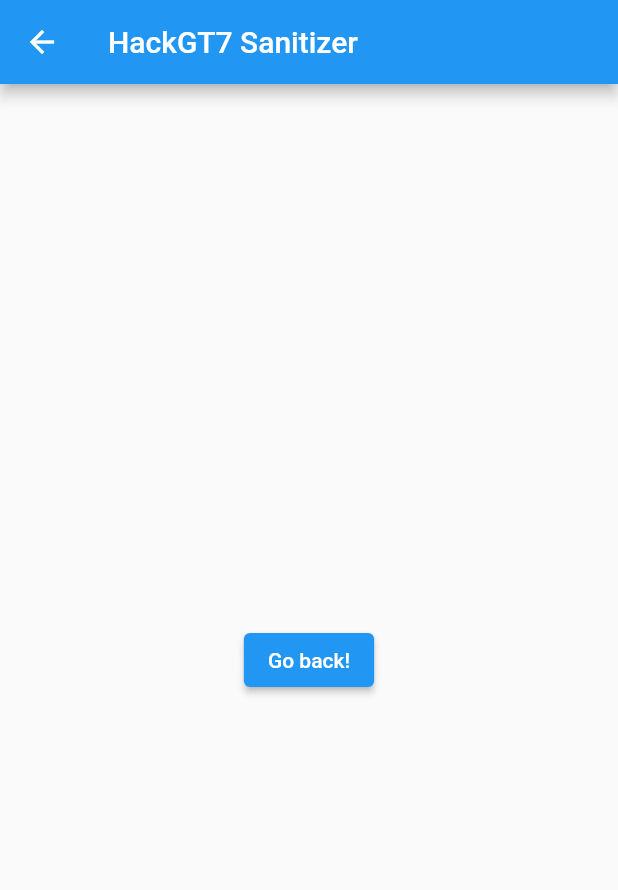
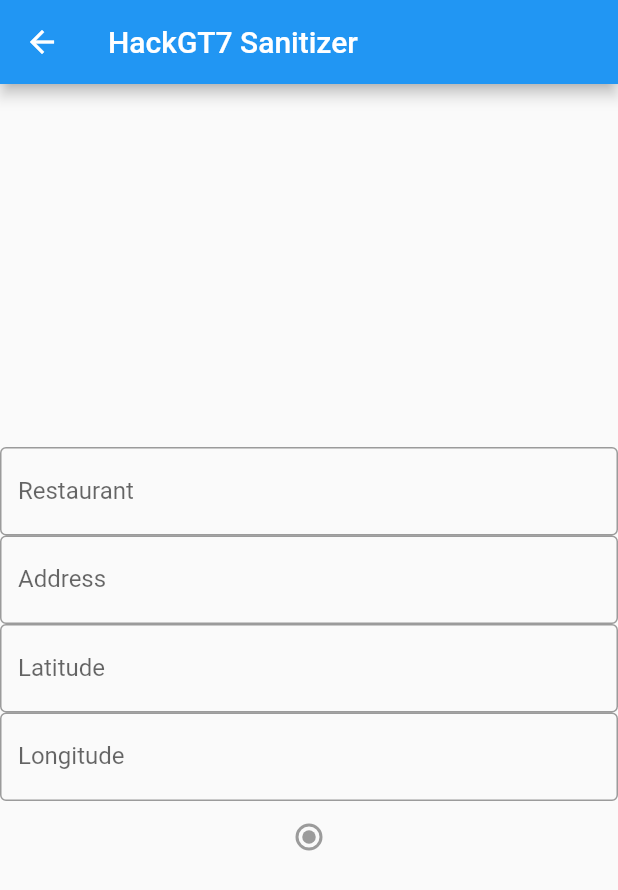
Before and after one commit to jrc0114/hackgt7-sanitizer, a Flutter app: the screen it shows after launch, after a tap on the "add" icon, on a phone screen of 412 x 824 dp. Shown: the top 890 px of the screen. Run offline on Flutter 3.47's test engine with Material 2 defaults, Android fonts, the phone set to English and light mode, and no system bars; our stand-ins replace cloud_firestore, geolocator, google_maps_flutter; accounts and stored records are empty; generated files the repository leaves out were written again.

Commit message:
Added text labels for form screen

```diff
--- a/lib/main.dart
+++ b/lib/main.dart
@@ -35,7 +35,7 @@ class _MapPageState extends State<MapPage> {
     _getCurrentLocation();
   }
 
-  _getCurrentLocation() {
+  void _getCurrentLocation() {
     geolocator
         .getCurrentPosition(desiredAccuracy: LocationAccuracy.best)
         .then((Position position) {
@@ -117,18 +117,47 @@ class UserPage extends StatefulWidget {
 }
 
 class _UserPageState extends State<UserPage> {
+  String restaurantName;
+  String address;
+  String latitude;
+  String longitude;
+  bool hasHandSanitizer;
+
+  List<Widget> inputs = [
+    TextField(
+      decoration: InputDecoration(
+        border: OutlineInputBorder(),
+        labelText: 'Restaurant',
+      ),
+    ),
+    TextField(
+      decoration: InputDecoration(
+        border: OutlineInputBorder(),
+        labelText: 'Address',
+      ),
+    ),
+    TextField(
+      decoration: InputDecoration(
+        border: OutlineInputBorder(),
+        labelText: 'Latitude',
+      ),
+    ),
+    TextField(
+      decoration: InputDecoration(
+        border: OutlineInputBorder(),
+        labelText: 'Longitude',
+      ),
+    ),
+    Radio()
+  ];
+
   @override
   Widget build(BuildContext context) {
     return Scaffold(
       appBar: AppBar(title: Text('HackGT7 Sanitizer')),
-      // body: _buildBody(context),
-      body: Center(
-        child: ElevatedButton(
-          onPressed: () {
-            // Navigate back to first route when tapped.
-          },
-          child: Text('Go back!'),
-        ),
+      body: Column(
+        mainAxisAlignment: MainAxisAlignment.center,
+        children: inputs,
       ),
     );
   }
```
Also changed, not shown: 1 other file.
